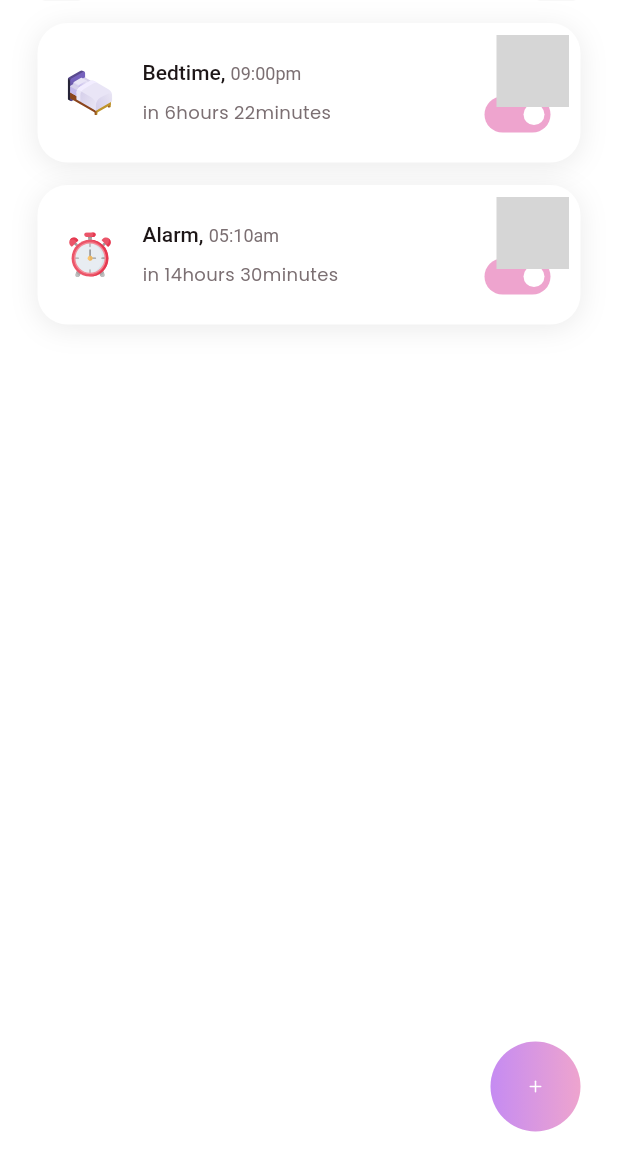
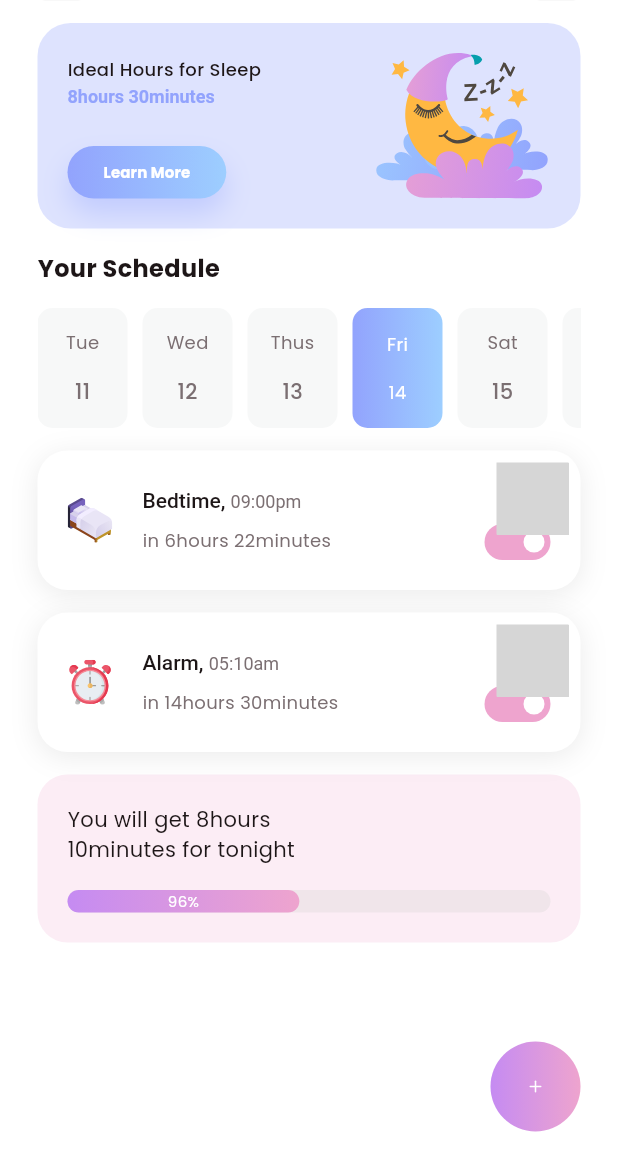
Before and after one commit to caonam030402/Fitness-App, a Flutter app: the screen it shows after launch, after a tap on "Check", on a phone screen of 412 x 824 dp, the part 67-1236 px from its top. Run offline on Flutter 3.47's test engine with Material 3 defaults, Android fonts, the phone set to English and light mode, and no system bars; drawn by our look-alikes of flutter_switch; our stand-ins replace animated_splash_screen, fl_chart, flutter_svg; missing offline and left inert: widget_mask; grey boxes are pictures that could not be loaded.

Commit message:
create page: sleepSchedule and sleepTrackerPage

```diff
--- /dev/null
+++ b/lib/components/banner_big.dart
@@ -0,0 +1,81 @@
+import 'package:fitness_app/components/button.dart';
+import 'package:fitness_app/styles/app_colors.dart';
+import 'package:fitness_app/styles/app_styles.dart';
+import 'package:fitness_app/styles/app_text.dart';
+import 'package:flutter/material.dart';
+import 'package:flutter_svg/flutter_svg.dart';
+
+class BannerBig extends StatelessWidget {
+  final String icon;
+  final String text;
+  final String? content;
+  final String contentColor;
+  const BannerBig(
+      {super.key,
+      this.content,
+      required this.contentColor,
+      required this.icon,
+      required this.text});
+
+  @override
+  Widget build(BuildContext context) {
+    return Container(
+      height: 137,
+      width: MediaQuery.of(context).size.width - AppStyles.paddingBothSidesPage,
+      padding: AppStyles.paddingCard,
+      decoration: BoxDecoration(
+        borderRadius: BorderRadius.circular(22),
+        color: AppColors.primary.withOpacity(0.3),
+      ),
+      child: Row(
+        mainAxisAlignment: MainAxisAlignment.spaceBetween,
+        crossAxisAlignment: CrossAxisAlignment.center,
+        children: [
+          Column(
+            crossAxisAlignment: CrossAxisAlignment.start,
+            mainAxisAlignment: MainAxisAlignment.spaceBetween,
+            children: [
+              SizedBox(
+                width: 170,
+                child: Column(
+                  crossAxisAlignment: CrossAxisAlignment.start,
+                  children: [
+                    Text(
+                      text,
+                      style: AppText.small.copyWith(
+                          fontWeight: FontWeight.w500,
+                          color: AppColors.black,
+                          height: 1.8),
+                    ),
+                    RichText(
+                      text: TextSpan(
+                        text: content,
+                        style: AppText.small.copyWith(
+                          fontWeight: FontWeight.w500,
+                          color: AppColors.black,
+                        ),
+                        children: [
+                          TextSpan(
+                              text: contentColor,
+                              style: const TextStyle(
+                                  fontWeight: FontWeight.w600,
+                                  color: AppColors.primary)),
+                        ],
+                      ),
+                    ),
+                  ],
+                ),
+              ),
+              Button(
+                text: 'Learn More',
+                onPressed: () {},
+                size: Size.medium,
+              )
+            ],
+          ),
+          SvgPicture.asset(icon)
+        ],
+      ),
+    );
+  }
+}
--- a/lib/components/bar_indicator.dart
+++ b/lib/components/bar_indicator.dart
@@ -7,6 +7,7 @@ class BarIndicator extends StatefulWidget {
   const BarIndicator({
     Key? key,
     this.isLabelPercent = false,
+    this.isSizeTextPercentSmall = false,
     this.height,
     this.width,
     required this.percent,
@@ -18,9 +19,17 @@ class BarIndicator extends StatefulWidget {
     this.animationDuration,
     this.gradient,
     this.direction = Direction.vertical,
+    this.isBorderRadiusCenter = true,
+    this.color,
   }) : super(key: key);
 
+  final Color? color;
+
   final bool isLabelPercent;
+
+  final bool isSizeTextPercentSmall;
+
+  final bool isBorderRadiusCenter;
 
   ///Height of the indicator. Default is 120.
   final double? height;
@@ -105,7 +114,7 @@ class _BarIndicatorState extends State<BarIndicator> {
                   height: widget.height ?? 120,
                   width: widget.width ?? 20,
                   decoration: BoxDecoration(
-                    color: AppColors.gray_3.withOpacity(0.4),
+                    color: widget.color ?? AppColors.gray_3.withOpacity(0.4),
                     borderRadius: BorderRadius.all(
                       Radius.circular(
                         widget.circularRadius ?? 20,
@@ -114,6 +123,8 @@ class _BarIndicatorState extends State<BarIndicator> {
                   ),
                 ),
               ),
+              Stack(
+                children: [
                   Align(
                     alignment: Alignment.bottomCenter,
                     child: AnimatedContainer(
@@ -130,11 +141,13 @@ class _BarIndicatorState extends State<BarIndicator> {
                           : _height,
                       decoration: BoxDecoration(
                         gradient: widget.gradient,
-                    borderRadius: BorderRadius.all(
-                      Radius.circular(
+                        borderRadius: widget.isBorderRadiusCenter == true
+                            ? BorderRadius.circular(
                                 widget.circularRadius ?? 20,
-                      ),
-                    ),
+                              )
+                            : const BorderRadius.only(
+                                topLeft: Radius.circular(20),
+                                bottomLeft: Radius.circular(20)),
                       ),
                     ),
                   ),
@@ -144,14 +157,19 @@ class _BarIndicatorState extends State<BarIndicator> {
                       top: 0,
                       bottom: 0,
                       child: Center(
-                    child: widget.isLabelPercent
+                        child: widget.isLabelPercent && widget.percent > 0.05
                             ? Text(
                                 '${((widget.percent * 100).toInt()).toString()}%',
-                            style:
-                                TextStyle(color: AppColors.white, fontSize: 7),
+                                style: widget.isSizeTextPercentSmall == false
+                                    ? const TextStyle(
+                                        color: AppColors.white, fontSize: 12)
+                                    : const TextStyle(
+                                        color: AppColors.white, fontSize: 10),
                               )
                             : const SizedBox.shrink(),
                       ))
+                ],
+              ),
             ],
           ),
         ),
--- a/lib/configs/app_icons.dart
+++ b/lib/configs/app_icons.dart
@@ -37,6 +37,8 @@ class AppIcons {
   static const vt_rope_skipping = '${_svg}vt_rope_skipping.svg';
   static const vt_jogging = '${_svg}vt_jogging.svg';
   static const vt_lady = '${_svg}vt_lady.svg';
+  static const vt_moon = '${_svg}vt_moon.svg';
+  static const vt_sleep_graph = '${_svg}vt_sleep_graph.svg';
   static const vt_man_1 = '${_svg}vt_man_1.svg';
   static const vt_light_weight_training = '${_svg}vt_light_weight_training.svg';
   static const vt_woman = '${_svg}vt_woman.svg';
--- a/lib/pages/sleepTracker/sleepSchedule/index.dart
+++ b/lib/pages/sleepTracker/sleepSchedule/index.dart
@@ -1,8 +1,12 @@
+import 'package:fitness_app/components/banner_big.dart';
 import 'package:fitness_app/components/button_floating.dart';
 import 'package:fitness_app/components/schedule.dart';
+import 'package:fitness_app/components/title_section.dart';
 import 'package:fitness_app/components/tool_bar.dart';
 import 'package:fitness_app/configs/app_icons.dart';
 import 'package:fitness_app/configs/app_routes.dart';
+import 'package:fitness_app/pages/sleepTracker/sleepSchedule/widgets/date.dart';
+import 'package:fitness_app/pages/sleepTracker/sleepSchedule/widgets/progress_bar_card.dart';
 import 'package:fitness_app/styles/app_styles.dart';
 import 'package:flutter/material.dart';
 
@@ -12,19 +16,54 @@ class SleepSchedulePage extends StatelessWidget {
   @override
   Widget build(BuildContext context) {
     return Scaffold(
-      appBar: ToolBar(title: 'Sleep Schedule'),
-      body: Padding(
+      appBar: const ToolBar(title: 'Sleep Schedule'),
+      body: Stack(
+        children: [
+          Padding(
             padding: const EdgeInsets.symmetric(
                 horizontal: AppStyles.paddingBothSidesPage),
-        child: Stack(
+            child: Column(
               children: [
-            Column(children: [
+                const SizedBox(
+                  height: 15,
+                ),
+                const BannerBig(
+                  text: 'Ideal Hours for Sleep  ',
+                  contentColor: '8hours 30minutes',
+                  icon: AppIcons.vt_moon,
+                ),
+                const SizedBox(
+                  height: 15,
+                ),
+                const TitleSection(title: 'Your Schedule', hiddenAction: true),
+                const SizedBox(
+                  height: 15,
+                ),
+                SizedBox(
+                  height: 80,
+                  child: ListView.builder(
+                    scrollDirection: Axis.horizontal,
+                    itemCount: dateItem.length,
+                    itemBuilder: (context, index) {
+                      final item = dateItem[index];
+                      return Padding(
+                        padding: const EdgeInsets.only(right: 10),
+                        child: Date(
+                          label: item.label,
+                          date: item.date,
+                          isDateNow: item.isDateNow,
+                        ),
+                      );
+                    },
+                  ),
+                ),
                 const SizedBox(
                   height: 15,
                 ),
                 SizedBox(
                   height: 108 * scheduleItem.length.toDouble(),
                   child: ListView.builder(
+                      physics: const NeverScrollableScrollPhysics(),
                       itemCount: scheduleItem.length,
                       itemBuilder: (context, index) {
                         final item = scheduleItem[index];
@@ -35,19 +74,22 @@ class SleepSchedulePage extends StatelessWidget {
                           time: item.time,
                         );
                       }),
-              )
-            ]),
+                ),
+                const ProgressBarCard(),
+              ],
+            ),
+          ),
           Positioned(
             bottom: AppStyles.paddingBothSidesPage,
-                right: 0,
+            right: AppStyles.paddingBothSidesPage,
             child: ButtonFloating(
               icon: AppIcons.ic_plus,
               onPressed: () {
                 Navigator.of(context).pushNamed(AppRoutes.addAlarm);
               },
-                ))
+            ),
+          ),
         ],
-        ),
       ),
     );
   }
@@ -66,6 +108,42 @@ class ScheduleItem {
   });
 }
 
+class DateItem {
+  String date;
+  String label;
+  bool isDateNow;
+
+  DateItem({required this.date, required this.label, this.isDateNow = false});
+}
+
+List<DateItem> dateItem = [
+  DateItem(
+    date: '11',
+    label: 'Tue',
+  ),
+  DateItem(
+    date: '12',
+    label: 'Wed',
+  ),
+  DateItem(
+    date: '13',
+    label: 'Thus',
+  ),
+  DateItem(
+    date: '14',
+    label: 'Fri',
+    isDateNow: true,
+  ),
+  DateItem(
+    date: '15',
+    label: 'Sat',
+  ),
+  DateItem(
+    date: '16',
+    label: 'Sun',
+  ),
+];
+
 List<ScheduleItem> scheduleItem = [
   ScheduleItem(
     icon: AppIcons.vt_bed,
--- /dev/null
+++ b/lib/pages/sleepTracker/sleepSchedule/widgets/date.dart
@@ -0,0 +1,51 @@
+import 'package:fitness_app/styles/app_colors.dart';
+import 'package:fitness_app/styles/app_text.dart';
+import 'package:flutter/material.dart';
+
+class Date extends StatelessWidget {
+  final String label;
+  final bool isDateNow;
+  final String date;
+  const Date(
+      {super.key,
+      required this.label,
+      required this.date,
+      this.isDateNow = false});
+
+  @override
+  Widget build(BuildContext context) {
+    return Container(
+        height: 80,
+        width: 60,
+        decoration: isDateNow == false
+            ? BoxDecoration(
+                color: AppColors.border,
+                borderRadius: BorderRadius.circular(10),
+              )
+            : BoxDecoration(
+                gradient: AppColors.primaryGradiant,
+                borderRadius: BorderRadius.circular(10),
+              ),
+        child: Column(
+          mainAxisAlignment: MainAxisAlignment.spaceEvenly,
+          children: [
+            Text(
+              label,
+              style: isDateNow == false
+                  ? AppText.small.copyWith(
+                      fontWeight: FontWeight.w400, color: AppColors.gray_1)
+                  : AppText.small.copyWith(
+                      fontWeight: FontWeight.w400, color: AppColors.white),
+            ),
+            Text(
+              date,
+              style: isDateNow == false
+                  ? AppText.medium.copyWith(
+                      fontWeight: FontWeight.w500, color: AppColors.gray_1)
+                  : AppText.small.copyWith(
+                      fontWeight: FontWeight.w400, color: AppColors.white),
+            ),
+          ],
+        ));
+  }
+}
--- /dev/null
+++ b/lib/pages/sleepTracker/sleepSchedule/widgets/progress_bar_card.dart
@@ -0,0 +1,64 @@
+import 'package:fitness_app/components/bar_indicator.dart';
+import 'package:fitness_app/styles/app_colors.dart';
+import 'package:fitness_app/styles/app_styles.dart';
+import 'package:fitness_app/styles/app_text.dart';
+import 'package:flutter/material.dart';
+
+class ProgressBarCard extends StatelessWidget {
+  const ProgressBarCard({super.key});
+
+  @override
+  Widget build(BuildContext context) {
+    return Column(
+      children: [
+        Container(
+          height: 112,
+          width: MediaQuery.of(context).size.width -
+              (AppStyles.paddingBothSidesPage * 2),
+          decoration: BoxDecoration(
+              color: AppColors.secondary.withOpacity(0.2),
+              borderRadius: AppStyles.borderRadiusCard),
+          child: Padding(
+            padding: EdgeInsets.only(top: 20, bottom: 10, left: 20, right: 20),
+            child: Stack(
+              children: [
+                Column(
+                  crossAxisAlignment: CrossAxisAlignment.start,
+                  mainAxisAlignment: MainAxisAlignment.spaceBetween,
+                  children: [
+                    SizedBox(
+                      width: 210,
+                      child: Text(
+                        'You will get 8hours 10minutes for tonight',
+                        style: AppText.medium.copyWith(
+                            fontWeight: FontWeight.w400,
+                            color: AppColors.black),
+                      ),
+                    ),
+                  ],
+                ),
+                Positioned(
+                  bottom: 0,
+                  child: Row(
+                    children: [
+                      BarIndicator(
+                        isSizeTextPercentSmall: true,
+                        isLabelPercent: true,
+                        direction: Direction.vertical,
+                        height: 15,
+                        width: MediaQuery.of(context).size.width -
+                            ((AppStyles.paddingBothSidesPage + 20) * 2),
+                        percent: 0.96,
+                        gradient: AppColors.secondaryGradiant,
+                      ),
+                    ],
+                  ),
+                )
+              ],
+            ),
+          ),
+        ),
+      ],
+    );
+  }
+}
--- a/lib/pages/sleepTracker/sleepTrackerPage/index.dart
+++ b/lib/pages/sleepTracker/sleepTrackerPage/index.dart
@@ -4,6 +4,8 @@ import 'package:fitness_app/components/tool_bar.dart';
 import 'package:fitness_app/configs/app_icons.dart';
 import 'package:fitness_app/components/schedule.dart';
 import 'package:fitness_app/configs/app_routes.dart';
+import 'package:fitness_app/pages/sleepTracker/sleepTrackerPage/widgets/banner_sleep.dart';
+import 'package:fitness_app/pages/sleepTracker/sleepTrackerPage/widgets/graph_section.dart';
 import 'package:fitness_app/styles/app_styles.dart';
 import 'package:flutter/material.dart';
 
@@ -14,13 +16,22 @@ class SleepTrackerPage extends StatelessWidget {
   Widget build(BuildContext context) {
     return Scaffold(
       appBar: const ToolBar(title: 'Sleep Tracker'),
-      body: Padding(
+      body: SingleChildScrollView(
+        child: Padding(
           padding: const EdgeInsets.symmetric(
               horizontal: AppStyles.paddingBothSidesPage),
           child: Column(
             children: [
               const SizedBox(
-              height: 20,
+                height: 15,
+              ),
+              const GraphSection(),
+              const SizedBox(
+                height: 15,
+              ),
+              const BannerSleep(),
+              const SizedBox(
+                height: 30,
               ),
               DailyAction(
                 title: 'Daily Sleep Schedule',
@@ -30,7 +41,7 @@ class SleepTrackerPage extends StatelessWidget {
                 },
               ),
               const SizedBox(
-              height: 20,
+                height: 15,
               ),
               const TitleSection(
                 title: 'Today Schedule',
@@ -54,6 +65,7 @@ class SleepTrackerPage extends StatelessWidget {
                     }),
               )
             ],
+          ),
         ),
       ),
     );
--- /dev/null
+++ b/lib/pages/sleepTracker/sleepTrackerPage/widgets/banner_sleep.dart
@@ -0,0 +1,47 @@
+import 'package:fitness_app/configs/app_icons.dart';
+import 'package:fitness_app/styles/app_colors.dart';
+import 'package:fitness_app/styles/app_styles.dart';
+import 'package:fitness_app/styles/app_text.dart';
+import 'package:flutter/material.dart';
+import 'package:flutter_svg/flutter_svg.dart';
+
+class BannerSleep extends StatelessWidget {
+  const BannerSleep({super.key});
+
+  @override
+  Widget build(BuildContext context) {
+    return Stack(
+      children: [
+        Container(
+          height: 148,
+          width: MediaQuery.of(context).size.width,
+          decoration: BoxDecoration(
+              color: AppColors.primary.withOpacity(0.8),
+              borderRadius: AppStyles.borderRadiusCard),
+          child: Padding(
+            padding: AppStyles.paddingCard,
+            child: Column(
+              crossAxisAlignment: CrossAxisAlignment.start,
+              children: [
+                Text(
+                  'Last Night Sleep',
+                  style: AppText.medium.copyWith(
+                      fontWeight: FontWeight.w500, color: AppColors.white),
+                ),
+                Text(
+                  '8h 20m',
+                  style: AppText.medium.copyWith(
+                      fontWeight: FontWeight.w500, color: AppColors.white),
+                ),
+              ],
+            ),
+          ),
+        ),
+        Positioned(
+            bottom: -10,
+            child: SvgPicture.asset(AppIcons.vt_sleep_graph,
+                width: MediaQuery.of(context).size.width))
+      ],
+    );
+  }
+}
--- /dev/null
+++ b/lib/pages/sleepTracker/sleepTrackerPage/widgets/graph_section.dart
@@ -0,0 +1,140 @@
+import 'package:fitness_app/styles/app_colors.dart';
+import 'package:fl_chart/fl_chart.dart';
+import 'package:flutter/material.dart';
+
+class GraphSection extends StatelessWidget {
+  const GraphSection({super.key});
+
+  @override
+  Widget build(BuildContext context) {
+    return SizedBox(
+      height: 250,
+      width: MediaQuery.of(context).size.width,
+      child: Padding(
+        padding: const EdgeInsets.only(left: 15),
+        child: LineChart(
+          LineChartData(
+              borderData: FlBorderData(show: false),
+              gridData: FlGridData(
+                  show: true,
+                  drawHorizontalLine: true,
+                  drawVerticalLine: false,
+                  getDrawingHorizontalLine: (value) {
+                    return const FlLine(
+                      color: AppColors.gray_2,
+                      strokeWidth: 0.5,
+                    );
+                  }),
+              titlesData: FlTitlesData(
+                  bottomTitles: AxisTitles(sideTitles: bottomTitles()),
+                  rightTitles: AxisTitles(sideTitles: rightTitles()),
+                  leftTitles: const AxisTitles(
+                      sideTitles: SideTitles(showTitles: false)),
+                  topTitles: const AxisTitles(
+                      sideTitles: SideTitles(showTitles: false))),
+              minX: 0,
+              maxX: 6,
+              maxY: 6,
+              minY: -1,
+              lineBarsData: [
+                LineChartBarData(
+                  spots: [
+                    const FlSpot(0, 0.7),
+                    const FlSpot(1, 2.3),
+                    const FlSpot(2, 1.8),
+                    const FlSpot(3, 3),
+                    const FlSpot(4, 2.4),
+                    const FlSpot(4.5, 2.3),
+                    const FlSpot(5, 2.6),
+                    const FlSpot(5.6, 3.7),
+                    const FlSpot(6, 4),
+                  ],
+                  isCurved: true,
+                  color: AppColors.primary,
+                  dotData: const FlDotData(show: false),
+                  belowBarData: BarAreaData(
+                      show: true, color: AppColors.primary.withOpacity(0.7)),
+                ),
+              ]),
+        ),
+      ),
+    );
+  }
+}
+
+Widget rightTitlesWidget(double value, TitleMeta meta) {
+  const style = TextStyle(
+      fontSize: 12, fontWeight: FontWeight.w400, color: AppColors.gray_1);
+  String text;
+  switch (value.toInt()) {
+    case 0:
+      text = '0h';
+      break;
+    case 1:
+      text = '2h';
+      break;
+    case 2:
+      text = '4h';
+      break;
+    case 3:
+      text = '6h';
+      break;
+    case 4:
+      text = '8h';
+      break;
+    case 5:
+      text = '10h';
+      break;
+    default:
+      return Container();
+  }
+  return Text(text, style: style, textAlign: TextAlign.center);
+}
+
+SideTitles rightTitles() {
+  return const SideTitles(
+      getTitlesWidget: rightTitlesWidget,
+      showTitles: true,
+      interval: 1,
+      reservedSize: 29);
+}
+
+Widget bottomTitlesWidget(double value, TitleMeta meta) {
+  const style = TextStyle(
+      fontSize: 12, fontWeight: FontWeight.w400, color: AppColors.gray_1);
+  String text;
+  switch (value.toInt()) {
+    case 0:
+      text = 'Sun';
+      break;
+    case 1:
+      text = 'Mon';
+      break;
+    case 2:
+      text = 'Tue';
+      break;
+    case 3:
+      text = 'Wed';
+      break;
+    case 4:
+      text = 'Thu';
+      break;
+    case 5:
+      text = 'Fri';
+      break;
+    case 6:
+      text = 'Sat';
+      break;
+    default:
+      return Container();
+  }
+  return Text(text, style: style, textAlign: TextAlign.center);
+}
+
+SideTitles bottomTitles() {
+  return const SideTitles(
+      getTitlesWidget: bottomTitlesWidget,
+      showTitles: true,
+      interval: 1,
+      reservedSize: 29);
+}
--- a/pubspec.yaml
+++ b/pubspec.yaml
@@ -40,6 +40,7 @@ dependencies:
   gradient_floating_button: ^0.0.3
   widget_mask: ^1.0.0+0
   flutter_switch: ^0.3.2
+  fl_chart: ^0.64.0
   month_year_picker: ^0.3.0+1
 
 dev_dependencies:
```
Also changed, not shown: assets/svgs/vt_moon.svg (added), assets/svgs/vt_sleep_graph.svg (added), pubspec.lock. Lines whose indentation alone changed are shown as unchanged.
